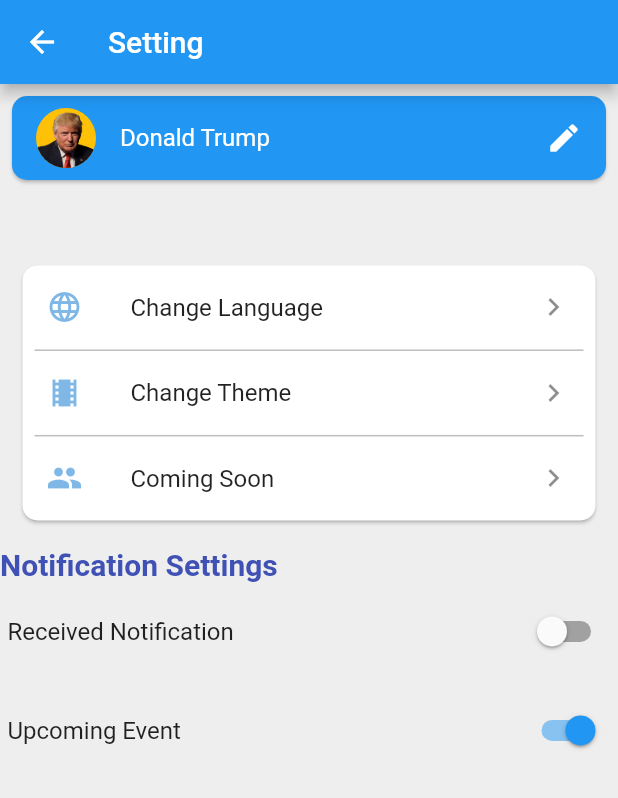
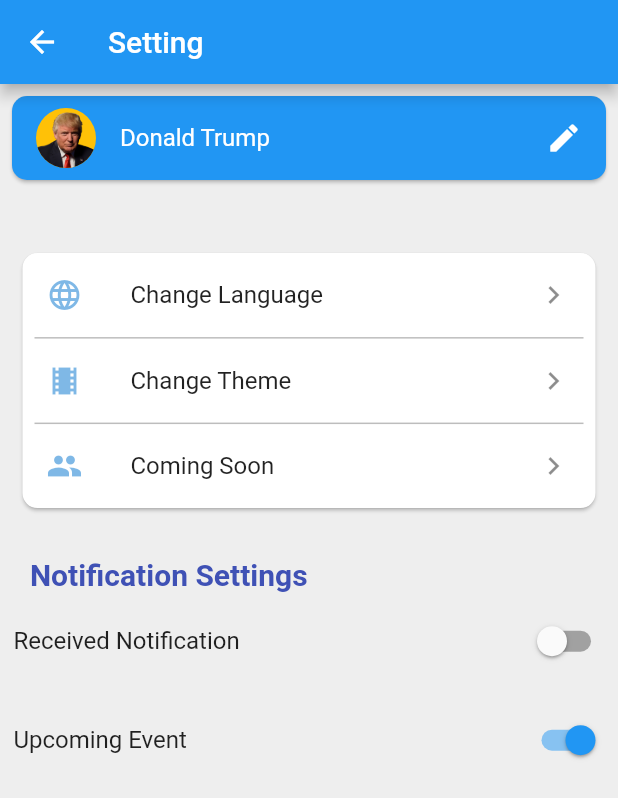
Before and after one commit to GeorgeYZJ/StCatApp_prototype, a Flutter app: the SettingPage screen opened directly, on a phone screen of 412 x 824 dp. Shown: the top 798 px of the screen. Run offline on Flutter 3.47's test engine with Material 2 defaults, Android fonts, the phone set to English and light mode, and no system bars; our stand-ins replace google_fonts.

Commit message:
2020/09/04

```diff
--- a/lib/setting.dart
+++ b/lib/setting.dart
@@ -50,7 +50,7 @@ class _SettingPageState extends State<SettingPage> {
                 ),
               ),
               SizedBox(
-                height: deviceHeight(context) * 0.04,
+                height: deviceHeight(context) * 0.03,
               ),
               Card(
                 shape: RoundedRectangleBorder(
@@ -110,9 +110,9 @@ class _SettingPageState extends State<SettingPage> {
                   ],
                 ),
               ),
-              const SizedBox(height: 10),
+              SizedBox(height: deviceHeight(context) * 0.03),
               Text(
-                "Notification Settings",
+                "    Notification Settings",
                 style: TextStyle(
                     fontSize: 20,
                     fontWeight: FontWeight.bold,
@@ -127,7 +127,7 @@ class _SettingPageState extends State<SettingPage> {
                     _switch1 = val;
                   });
                 },
-                title: Text("Received Notification"),
+                title: Text(" Received Notification"),
               ),
               SwitchListTile(
                 contentPadding: const EdgeInsets.all(5),
@@ -138,7 +138,7 @@ class _SettingPageState extends State<SettingPage> {
                     _switch2 = val;
                   });
                 },
-                title: Text("Upcoming Event"),
+                title: Text(" Upcoming Event"),
               ),
             ],
           ),
```
